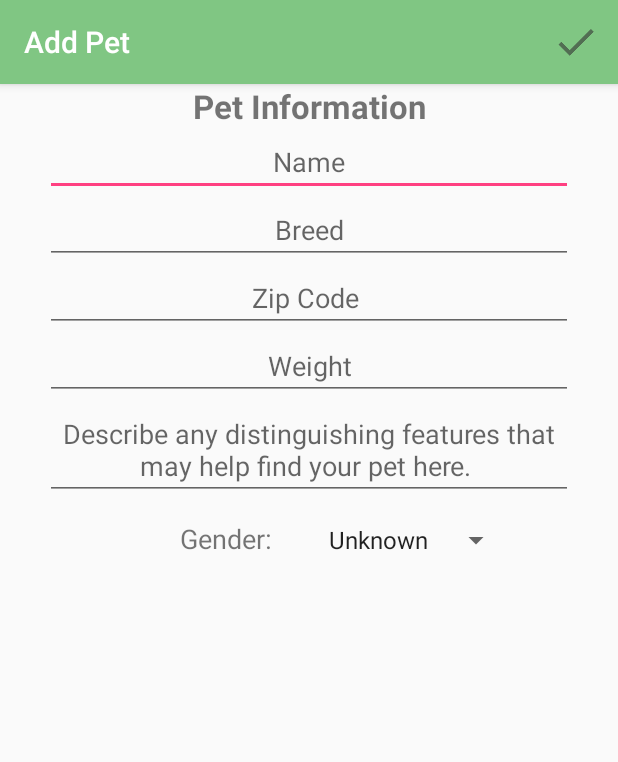
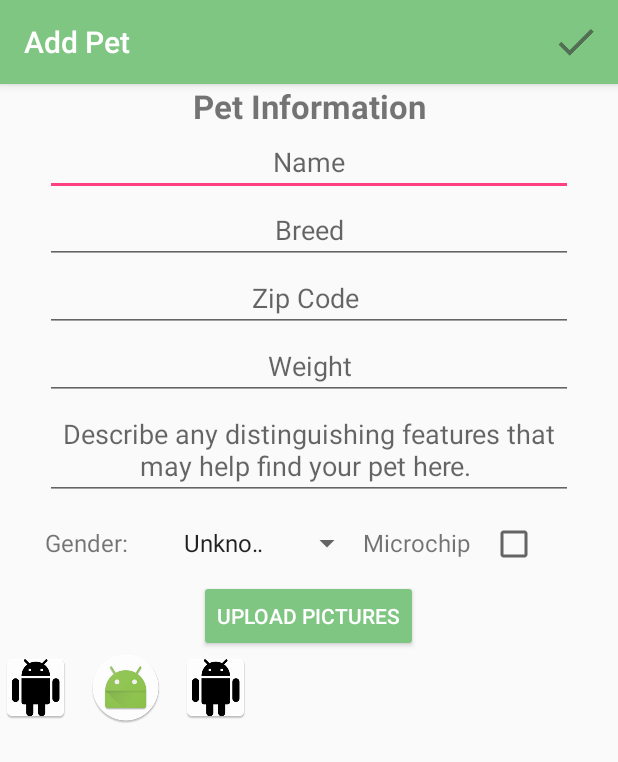
Before and after one commit to LinkEdgar/LostPets, an Android app: the screen it shows after launch once a user with an empty profile is signed in (MainActivity), on a phone screen of 412 x 824 dp. Shown: the top 762 px of the screen. Run offline under Robolectric (Android 15) with nearby library versions, the phone set to English and light mode, and no system bars; our stand-ins replace Firebase (no records; nobody signed in at launch, a user with empty details on screens opened directly), Picasso; pictures from the network do not load; 1 statement that could not run was skipped.

Commit message:
implemeneted UI changes to enterpet layout

```diff
--- a/app/src/main/AndroidManifest.xml
+++ b/app/src/main/AndroidManifest.xml
@@ -2,6 +2,7 @@
 <manifest xmlns:android="http://schemas.android.com/apk/res/android"
     package="com.example.enduser.lostpets">
     <uses-permission android:name="android.permission.INTERNET" />
+    <uses-permission android:name="android.permission.READ_EXTERNAL_STORAGE" />
 
     <application
         android:allowBackup="true"
--- a/app/src/main/java/com/example/enduser/lostpets/EnterLostPetFragment.java
+++ b/app/src/main/java/com/example/enduser/lostpets/EnterLostPetFragment.java
@@ -1,6 +1,11 @@
 package com.example.enduser.lostpets;
 
+import android.content.Intent;
+import android.database.Cursor;
+import android.graphics.BitmapFactory;
+import android.net.Uri;
 import android.provider.Contacts;
+import android.provider.MediaStore;
 import android.provider.Settings;
 import android.support.v4.app.Fragment;
 import android.os.Bundle;
@@ -16,7 +21,10 @@ import android.view.View;
 import android.view.ViewGroup;
 import android.widget.AdapterView;
 import android.widget.ArrayAdapter;
+import android.widget.Button;
+import android.widget.CheckBox;
 import android.widget.EditText;
+import android.widget.ImageView;
 import android.widget.Spinner;
 import android.widget.Toast;
 
@@ -48,6 +56,12 @@ public class EnterLostPetFragment extends Fragment implements AdapterView.OnItem
     private static final String PET_GENDER_MALE = "Male";
     private static final String PET_GENDER_FEMALE ="Female";
     private static final String PET_GENDER_UNKNOWN  ="Unknown";
+    //TODO add functionality to check box --> this includes adding this information to the database
+    private CheckBox mMicroChipCheckBoc;
+    private Button mUploadPictureButton;
+    private ImageView mImageToUploadOne;
+    private int REQUEST_IMAGE_GET = 1001;
+
     //default constructor
     public EnterLostPetFragment(){
 
@@ -58,11 +72,19 @@ public class EnterLostPetFragment extends Fragment implements AdapterView.OnItem
     public View onCreateView(LayoutInflater inflater, @Nullable ViewGroup container, Bundle savedInstanceState) {
 
 
-        View root_view = inflater.inflate(R.layout.enter_pet,container,false);
+        final View root_view = inflater.inflate(R.layout.enter_pet,container,false);
         setHasOptionsMenu(true);
         //
         FirebaseApp.initializeApp(root_view.getContext());
         mAuth = FirebaseAuth.getInstance();
+        mImageToUploadOne =(ImageView) root_view.findViewById(R.id.enter_pet_upload_pic_one);
+        mUploadPictureButton = (Button) root_view.findViewById(R.id.enter_pet_pic_upload_bt);
+        mUploadPictureButton.setOnClickListener(new View.OnClickListener() {
+            @Override
+            public void onClick(View view) {
+                selectImage();
+            }
+        });
         //gender spinner code
         mGenderSpinner = (Spinner) root_view.findViewById(R.id.gender_spinner);
         //Edit text assignement
@@ -214,4 +236,19 @@ public class EnterLostPetFragment extends Fragment implements AdapterView.OnItem
         }
         return true;
     }
+    private void selectImage(){
+        Intent intent = new Intent(Intent.ACTION_GET_CONTENT);
+        intent.setType("image/*");
+        startActivityForResult(intent, REQUEST_IMAGE_GET);
+        //super.startActivityForResult(intent, REQUEST_IMAGE_GET);
+
+    }
+
+    @Override
+    public void onActivityResult(int requestCode, int resultCode, Intent data) {
+        super.onActivityResult(requestCode, resultCode, data);
+        Log.e("OnRESULTACTIOn", "YEET!");
+        //TODO FIGURE Out why this method isn't firing
+
+    }
 }
--- a/app/src/main/java/com/example/enduser/lostpets/MainActivity.java
+++ b/app/src/main/java/com/example/enduser/lostpets/MainActivity.java
@@ -1,9 +1,12 @@
 package com.example.enduser.lostpets;
 
+import android.content.Intent;
 import android.os.Bundle;
 import android.support.annotation.Nullable;
+import android.support.v4.app.Fragment;
 import android.support.v4.view.ViewPager;
 import android.support.v7.app.AppCompatActivity;
+import android.util.Log;
 
 /**
  * Created by EndUser on 10/23/2017.
--- a/app/src/main/res/layout/enter_pet.xml
+++ b/app/src/main/res/layout/enter_pet.xml
@@ -1,9 +1,13 @@
 <?xml version="1.0" encoding="utf-8"?>
-<LinearLayout xmlns:android="http://schemas.android.com/apk/res/android"
+<ScrollView xmlns:android="http://schemas.android.com/apk/res/android"
     android:orientation="vertical" android:layout_width="match_parent"
     android:layout_height="match_parent">
     <!-- TODO  come up with UI for the pet entry fragment-->
     <!-- add strings to resources for all text fields -->
+    <LinearLayout
+        android:orientation="vertical"
+        android:layout_width="match_parent"
+        android:layout_height="match_parent">
     <TextView
         android:textStyle="bold"
         android:textSize="22sp"
@@ -63,26 +67,81 @@
             android:layout_height="match_parent" />
     </ScrollView>
 
+        <LinearLayout
+            android:orientation="horizontal"
+            android:layout_width="match_parent"
+            android:layout_height="wrap_content">
+            <TextView
+                android:layout_weight="2"
+                android:textSize="16sp"
+                android:layout_marginLeft="30dp"
+                android:text="Gender:"
+                android:layout_width="0dp"
+                android:layout_height="wrap_content" />
+            <Spinner
+                android:layout_weight="3"
+                android:id="@+id/gender_spinner"
+                android:layout_width="0dp"
+                android:layout_height="wrap_content">
+            </Spinner>
 
-    <LinearLayout
-        android:orientation="horizontal"
+            <TextView
+                android:layout_weight="2"
+                android:textSize="16sp"
+                android:text="Microchip"
+                android:layout_width="0dp"
+                android:layout_height="wrap_content" />
+
+            <CheckBox
+                android:id="@+id/enter_pet_microchip"
+                android:layout_weight="2"
+                android:layout_width="0dp"
+                android:layout_height="wrap_content" />
+
+        </LinearLayout>
+
+    <Button
+        android:id="@+id/enter_pet_pic_upload_bt"
+        android:layout_marginTop="8dp"
+        android:backgroundTint="@color/colorPrimary"
+        android:textColor="@color/white"
+        android:text="Upload Pictures"
+        android:layout_gravity="center"
+        android:layout_width="wrap_content"
+        android:layout_height="wrap_content" />
+    <HorizontalScrollView
         android:layout_width="match_parent"
         android:layout_height="wrap_content">
-        <!-- add strings for gender-->
-        <TextView
-            android:textSize="18sp"
-            android:layout_marginLeft="120dp"
-            android:text="Gender:"
+        <LinearLayout
+            android:orientation="horizontal"
+            android:layout_width="match_parent"
+            android:layout_height="wrap_content">
+        <ImageView
+            android:id="@+id/enter_pet_upload_pic_one"
+            android:layout_marginRight="12dp"
+            android:maxWidth="350dp"
+            android:maxHeight="250dp"
+            android:src="@mipmap/ic_launcher"
             android:layout_width="wrap_content"
             android:layout_height="wrap_content" />
-        <Spinner
-            android:id="@+id/gender_spinner"
-            android:layout_marginLeft="30dp"
+        <ImageView
+            android:layout_marginRight="12dp"
+            android:maxWidth="350dp"
+            android:maxHeight="250dp"
+            android:src="@mipmap/ic_launcher_round"
             android:layout_width="wrap_content"
-            android:layout_height="wrap_content">
-        </Spinner>
+            android:layout_height="wrap_content" />
+        <ImageView
+            android:maxWidth="350dp"
+            android:maxHeight="250dp"
+            android:src="@mipmap/ic_launcher"
+            android:layout_width="wrap_content"
+            android:layout_height="wrap_content" />
+        </LinearLayout>
+
+    </HorizontalScrollView>
 
     </LinearLayout>
 
 
-</LinearLayout>
+</ScrollView>
```
